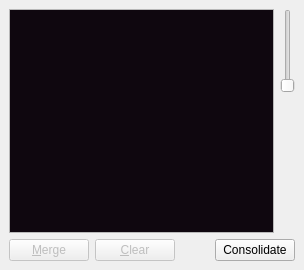
gerbilvis/gerbil, file gui/docks/labeldock.ui: the form before one commit.
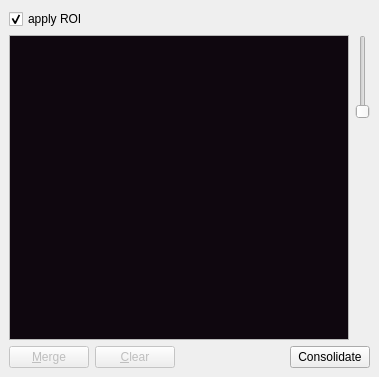
The form after the commit. Icons and pictures are not drawn.

Commit message: FS#39 applyROI checkbox, compute label masks on ROI or on full image

The edit to the form file:
```diff
--- a/gui/docks/labeldock.ui
+++ b/gui/docks/labeldock.ui
@@ -6,8 +6,8 @@
    <rect>
     <x>0</x>
     <y>0</y>
-    <width>304</width>
-    <height>270</height>
+    <width>379</width>
+    <height>377</height>
    </rect>
   </property>
   <property name="windowTitle">
@@ -15,6 +15,19 @@
   </property>
   <widget class="QWidget" name="dockWidgetContents">
    <layout class="QGridLayout" name="gridLayout">
+    <item row="0" column="0">
+     <widget class="QCheckBox" name="applyROI">
+      <property name="toolTip">
+       <string>Show label mask icons for ROI.</string>
+      </property>
+      <property name="text">
+       <string>apply ROI</string>
+      </property>
+      <property name="checked">
+       <bool>true</bool>
+      </property>
+     </widget>
+    </item>
     <item row="1" column="0">
      <layout class="QHBoxLayout" name="horizontalLayout_2">
       <item>
```
Left out of the diff: 4 changed lines with no effect on the pictures. The commit also changes 7 other files.
